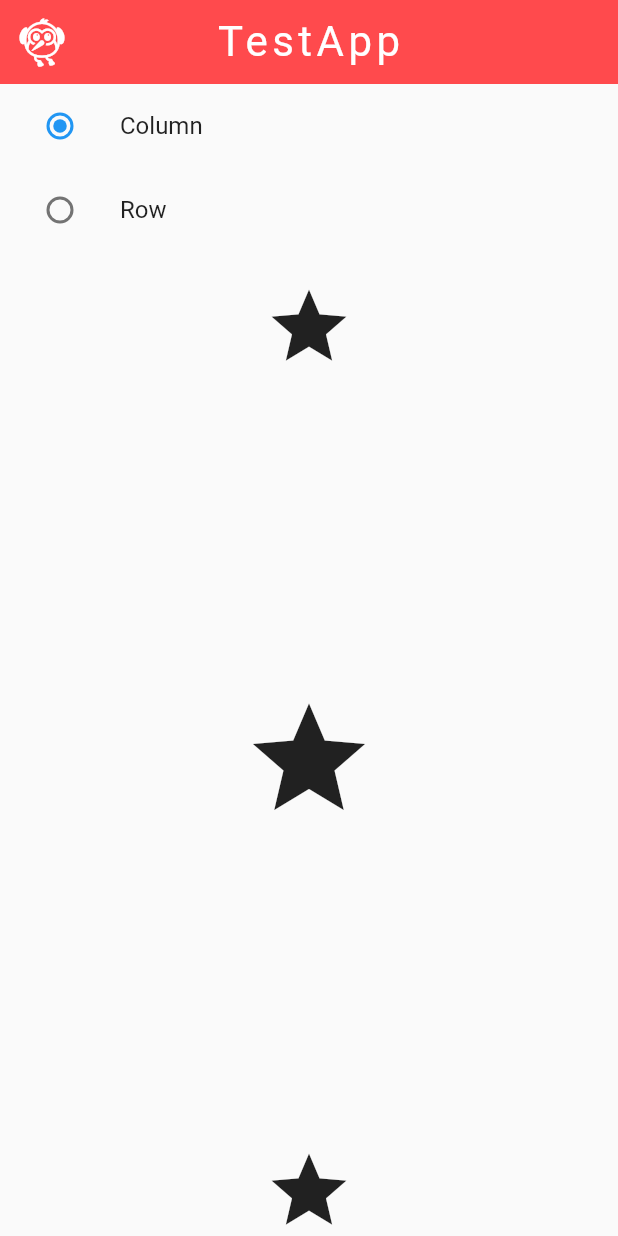
After one commit to moynull15-14141/FlutterTestWdgt_App, a Flutter app: the layouts screen opened directly, after a tap on "Row & Column", on a phone screen of 412 x 824 dp. The commit adds this screen. Run offline on Flutter 3.47's test engine with Material 2 defaults, Android fonts, the phone set to English and light mode, and no system bars; our stand-ins replace google_fonts; Roboto replaces fonts that are missing (Tillana).

Commit message:
new page adding

```diff
--- /dev/null
+++ b/lib/Laouts/Row_Column.dart
@@ -0,0 +1,126 @@
+import 'package:flutter/material.dart';
+import 'package:google_fonts/google_fonts.dart';
+
+class Row_column extends StatefulWidget {
+  const Row_column({super.key});
+
+  @override
+  State<Row_column> createState() => _Row_columnState();
+}
+
+class _Row_columnState extends State<Row_column> {
+  String option = 'Column';
+  @override
+  Widget build(BuildContext context) {
+    return SafeArea(
+        child: Scaffold(
+            appBar: AppBar(
+              elevation: 0,
+              backgroundColor: Color.fromARGB(255, 255, 74, 77),
+              title: Text(
+                "TestApp",
+                style: GoogleFonts.tillana(
+                    fontWeight: FontWeight.w400,
+                    fontSize: 28,
+                    textStyle: TextStyle(
+                      color: Color.fromARGB(255, 255, 255, 255),
+                      letterSpacing: 3,
+                    )),
+              ),
+              centerTitle: true,
+              leading: Icon(
+                Icons.flutter_dash_sharp,
+                size: 36,
+              ),
+            ),
+            body: Center(
+                child: Column(
+              children: [
+                ListTile(
+                  title: Text("Column"),
+                  leading: Radio(
+                    value: 'Column',
+                    groupValue: option,
+                    onChanged: (value) {
+                      setState(() {
+                        option = value!;
+                      });
+                    },
+                  ),
+                ),
+                ListTile(
+                  title: Text("Row"),
+                  leading: Radio(
+                    value: 'Row',
+                    groupValue: option,
+                    onChanged: (value) {
+                      setState(() {
+                        option = value!;
+                      });
+                    },
+                  ),
+                ),
+                SizedBox(
+                  height: 20,
+                ),
+                Expanded(
+                    child: Container(
+                  child: Center(
+                    child: option == 'Column' ? Clm() : rows(),
+                  ),
+                ))
+              ],
+            ))));
+  }
+}
+
+class Clm extends StatefulWidget {
+  const Clm({super.key});
+
+  @override
+  State<Clm> createState() => _ClmState();
+}
+
+class _ClmState extends State<Clm> {
+  @override
+  Widget build(BuildContext context) {
+    return Column(
+      mainAxisAlignment: MainAxisAlignment.spaceBetween,
+      children: [
+        Icon(
+          Icons.star,
+          size: 60,
+        ),
+        Icon(
+          Icons.star,
+          size: 90,
+        ),
+        Icon(
+          Icons.star,
+          size: 60,
+        ),
+      ],
+    );
+  }
+}
+
+class rows extends StatefulWidget {
+  const rows({super.key});
+
+  @override
+  State<rows> createState() => _rowsState();
+}
+
+class _rowsState extends State<rows> {
+  @override
+  Widget build(BuildContext context) {
+    return Row(
+      mainAxisAlignment: MainAxisAlignment.spaceBetween,
+      children: [
+        Icon(Icons.star, size: 60),
+        Icon(Icons.star, size: 90),
+        Icon(Icons.star, size: 60),
+      ],
+    );
+  }
+}
--- /dev/null
+++ b/lib/Laouts/layoutsLandpage.dart
@@ -0,0 +1,118 @@
+import 'package:flutter/material.dart';
+import 'package:google_fonts/google_fonts.dart';
+import 'package:tst1/Laouts/Row_Column.dart';
+import 'package:tst1/Laouts/containar.dart';
+
+class layouts extends StatefulWidget {
+  const layouts({super.key});
+
+  @override
+  State<layouts> createState() => _layoutsState();
+}
+
+class _layoutsState extends State<layouts> {
+  @override
+  Widget build(BuildContext context) {
+    return SafeArea(
+        child: Scaffold(
+      appBar: AppBar(
+        elevation: 0,
+        backgroundColor: Color.fromARGB(255, 255, 74, 77),
+        title: Text(
+          "TestApp",
+          style: GoogleFonts.tillana(
+              fontWeight: FontWeight.w400,
+              fontSize: 28,
+              textStyle: TextStyle(
+                color: Color.fromARGB(255, 255, 255, 255),
+                letterSpacing: 3,
+              )),
+        ),
+        centerTitle: true,
+        leading: Icon(
+          Icons.flutter_dash_sharp,
+          size: 36,
+        ),
+      ),
+      body: Padding(
+        padding: const EdgeInsets.all(10.0),
+        child: Column(
+          children: [
+            Text(
+              'Layout',
+              style: TextStyle(fontSize: 22, fontWeight: FontWeight.w500),
+            ),
+            SizedBox(
+              height: 10,
+            ),
+            InkWell(
+              onTap: () {
+                Navigator.push(context,
+                    MaterialPageRoute(builder: (Context) => containars()));
+              },
+              child: Container(
+                height: MediaQuery.of(context).size.height / 12,
+                width: MediaQuery.of(context).size.width / 1,
+                decoration: BoxDecoration(
+                    color: Color.fromARGB(199, 175, 188, 255),
+                    borderRadius: BorderRadius.circular(8)),
+                child: Column(
+                  mainAxisAlignment: MainAxisAlignment.center,
+                  crossAxisAlignment: CrossAxisAlignment.center,
+                  children: [
+                    SizedBox(
+                      width: 5,
+                    ),
+                    ListTile(
+                      title: Text(
+                        'Container',
+                        style: TextStyle(
+                            color: Colors.black,
+                            fontSize: 20,
+                            fontWeight: FontWeight.w400),
+                      ),
+                    ),
+                  ],
+                ),
+              ),
+            ),
+            SizedBox(
+              height: 10,
+            ),
+            InkWell(
+              onTap: () {
+                Navigator.push(context,
+                    MaterialPageRoute(builder: (Context) => Row_column()));
+              },
+              child: Container(
+                height: MediaQuery.of(context).size.height / 12,
+                width: MediaQuery.of(context).size.width / 1,
+                decoration: BoxDecoration(
+                    color: Color.fromARGB(199, 175, 188, 255),
+                    borderRadius: BorderRadius.circular(8)),
+                child: Column(
+                  mainAxisAlignment: MainAxisAlignment.center,
+                  crossAxisAlignment: CrossAxisAlignment.center,
+                  children: [
+                    SizedBox(
+                      width: 5,
+                    ),
+                    ListTile(
+                      title: Text(
+                        'Row & Column',
+                        style: TextStyle(
+                            color: Colors.black,
+                            fontSize: 20,
+                            fontWeight: FontWeight.w400),
+                      ),
+                    ),
+                  ],
+                ),
+              ),
+            ),
+          ],
+        ),
+      ),
+    ));
+  }
+}
```
Also changed, not shown: lib/HomePage.dart (+3 -4 lines), lib/Laouts/containar.dart (added, +68 -0 lines), lib/Laouts/laoutsLandpage.dart (deleted).
